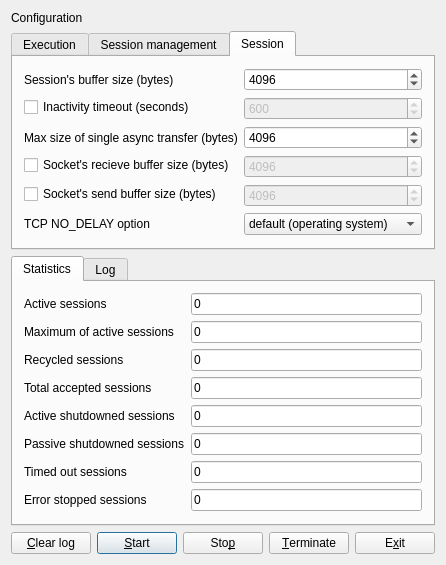
First picture: the form in src/ma/echo/server/qt/mainform.ui, repository mabrarov/asio_samples, before the edit.
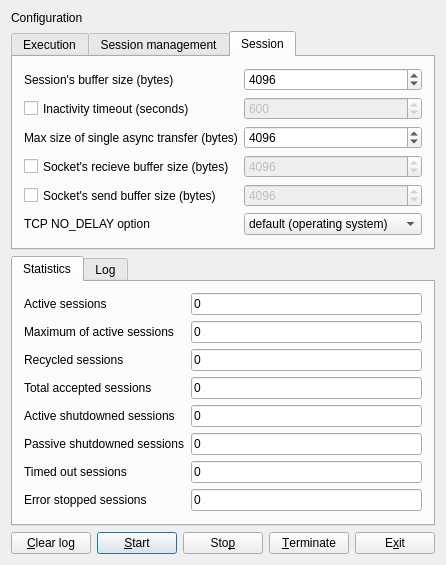
Second picture: the form after the edit. The open tabs and pages were chosen to show the change.

Commit message: Fixed UI layout for `qt_echo_server` project.

The edit to the form file:
```diff
--- a/src/ma/echo/server/qt/mainform.ui
+++ b/src/ma/echo/server/qt/mainform.ui
@@ -279,6 +279,12 @@
        </item>
        <item row="3" column="0">
         <widget class="QCheckBox" name="sockRecvBufferSizeCheckBox">
+         <property name="sizePolicy">
+          <sizepolicy hsizetype="Minimum" vsizetype="Preferred">
+           <horstretch>0</horstretch>
+           <verstretch>0</verstretch>
+          </sizepolicy>
+         </property>
          <property name="text">
           <string>Socket's recieve buffer size (bytes)</string>
          </property>
@@ -311,6 +317,12 @@
        </item>
        <item row="4" column="0">
         <widget class="QCheckBox" name="sockSendBufferSizeCheckBox">
+         <property name="sizePolicy">
+          <sizepolicy hsizetype="Minimum" vsizetype="Preferred">
+           <horstretch>0</horstretch>
+           <verstretch>0</verstretch>
+          </sizepolicy>
+         </property>
          <property name="text">
           <string>Socket's send buffer size (bytes)</string>
          </property>
@@ -378,6 +390,12 @@
        </item>
        <item row="1" column="0">
         <widget class="QCheckBox" name="inactivityTimeoutCheckBox">
+         <property name="sizePolicy">
+          <sizepolicy hsizetype="Minimum" vsizetype="Preferred">
+           <horstretch>0</horstretch>
+           <verstretch>0</verstretch>
+          </sizepolicy>
+         </property>
          <property name="text">
           <string>Inactivity timeout (seconds)</string>
          </property>
```
Left out of the diff: 11 changed lines with no effect on the pictures.
